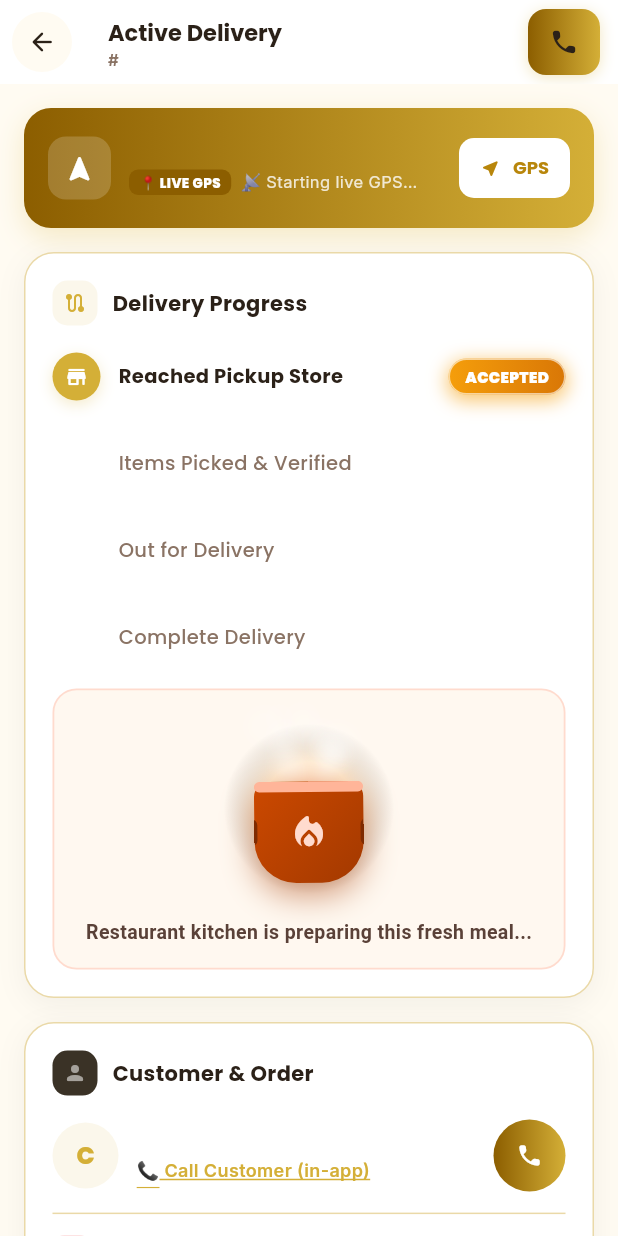
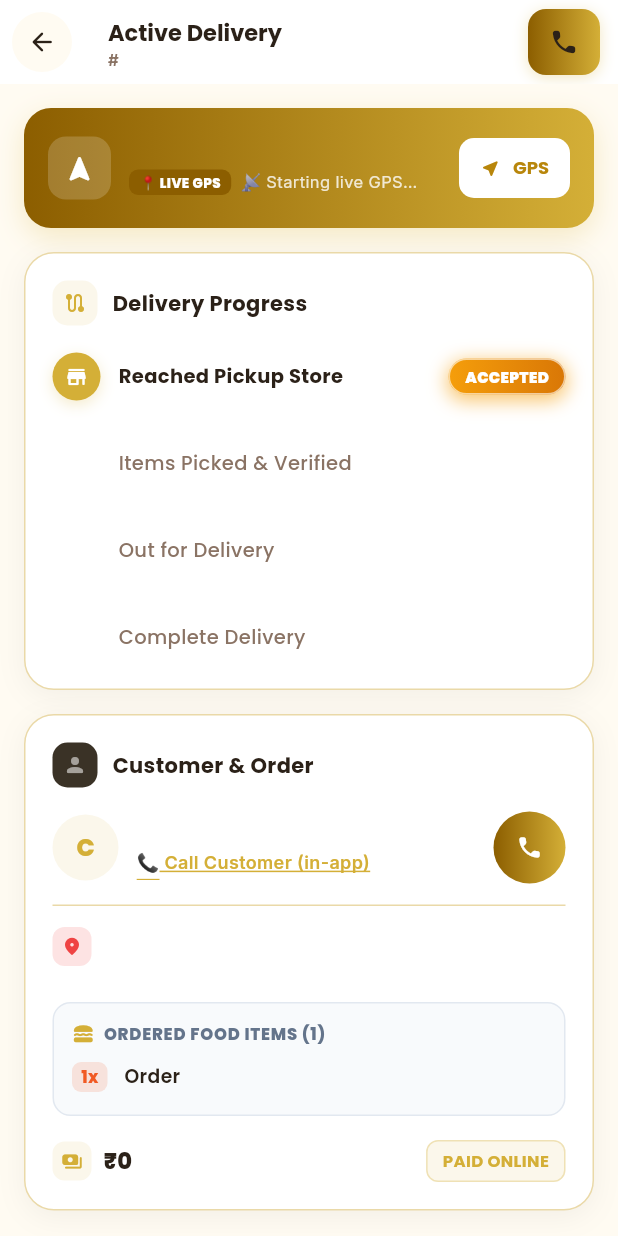
Before and after one commit to biswajitkhamari2-creator/foodmela-rider-app, a Flutter app: the ActiveDeliveryScreen screen opened directly with empty values, on a phone screen of 412 x 824 dp. Run offline on Flutter 3.47's test engine with Material 3 defaults, Android fonts, the phone set to English and light mode, and no system bars; drawn by our look-alikes of flutter_animate; our stand-ins replace cloud_firestore, firebase_auth, firebase_core, firebase_messaging, flutter_local_notifications, geolocator and 3 more; missing offline and left inert: agora_rtc_engine, flutter_ringtone_player; accounts and stored records are empty.

Commit message:
feat(rider): remove standalone cooking pot cards and clean accept dialog

```diff
--- a/lib/features/rider/active_delivery_screen.dart
+++ b/lib/features/rider/active_delivery_screen.dart
@@ -1353,24 +1353,6 @@ class _ActiveDeliveryScreenState extends State<ActiveDeliveryScreen>
                                   : Colors.white.withValues(alpha: 0.1),
                               borderRadius: BorderRadius.circular(2))),
                   ],
-                  if (_currentStep <= 1) ...[
-                    const SizedBox(height: 18),
-                    Center(
-                      child: Container(
-                        width: double.infinity,
-                        padding: const EdgeInsets.symmetric(horizontal: 16, vertical: 14),
-                        decoration: BoxDecoration(
-                          color: _isDark ? const Color(0xFF261F14) : const Color(0xFFFFF8F0),
-                          borderRadius: BorderRadius.circular(16),
-                          border: Border.all(color: const Color(0xFFFFDBCE), width: 1.2),
-                        ),
-                        child: const GlowingCookingPot(
-                          size: 130,
-                          subtitle: 'Restaurant kitchen is preparing this fresh meal...',
-                        ),
-                      ),
-                    ),
-                  ],
                 ],
               ),
             ),
```
Also changed, not shown: lib/features/rider/rider_dashboard_screen.dart (+3 -26 lines).
